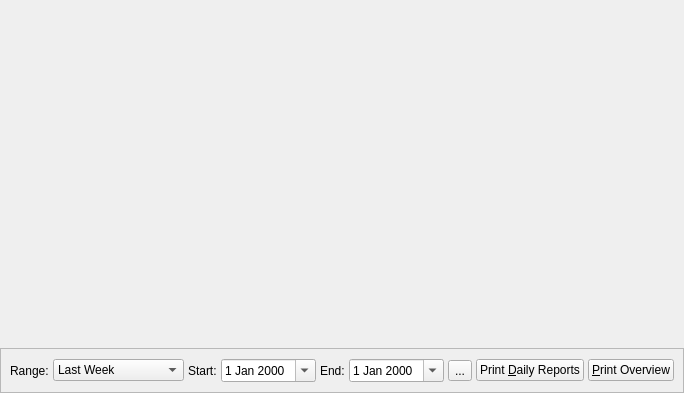
Before: the Qt Designer form overview.ui in sbonaime/sleepyhead-code., drawn with Qt 5.
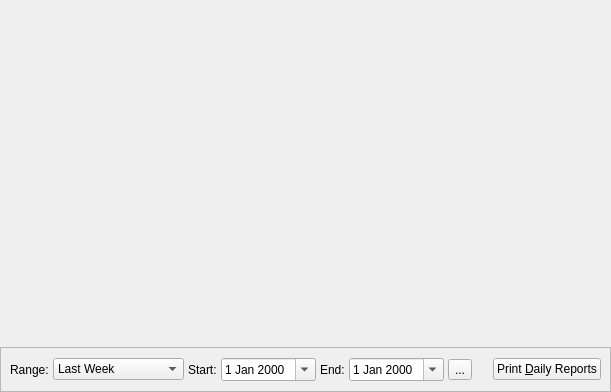
After: the same form once the commit is applied. Icons and pictures are not drawn.

What changed in the file:
```diff
--- a/overview.ui
+++ b/overview.ui
@@ -6,8 +6,8 @@
    <rect>
     <x>0</x>
     <y>0</y>
-    <width>668</width>
-    <height>393</height>
+    <width>611</width>
+    <height>392</height>
    </rect>
   </property>
   <property name="windowTitle">
@@ -167,16 +167,6 @@
         </property>
        </widget>
       </item>
-      <item>
-       <widget class="QPushButton" name="printButton">
-        <property name="toolTip">
-         <string>Send a Report to your Printer</string>
-        </property>
-        <property name="text">
-         <string>&amp;Print Overview</string>
-        </property>
-       </widget>
-      </item>
      </layout>
     </widget>
    </item>
```
